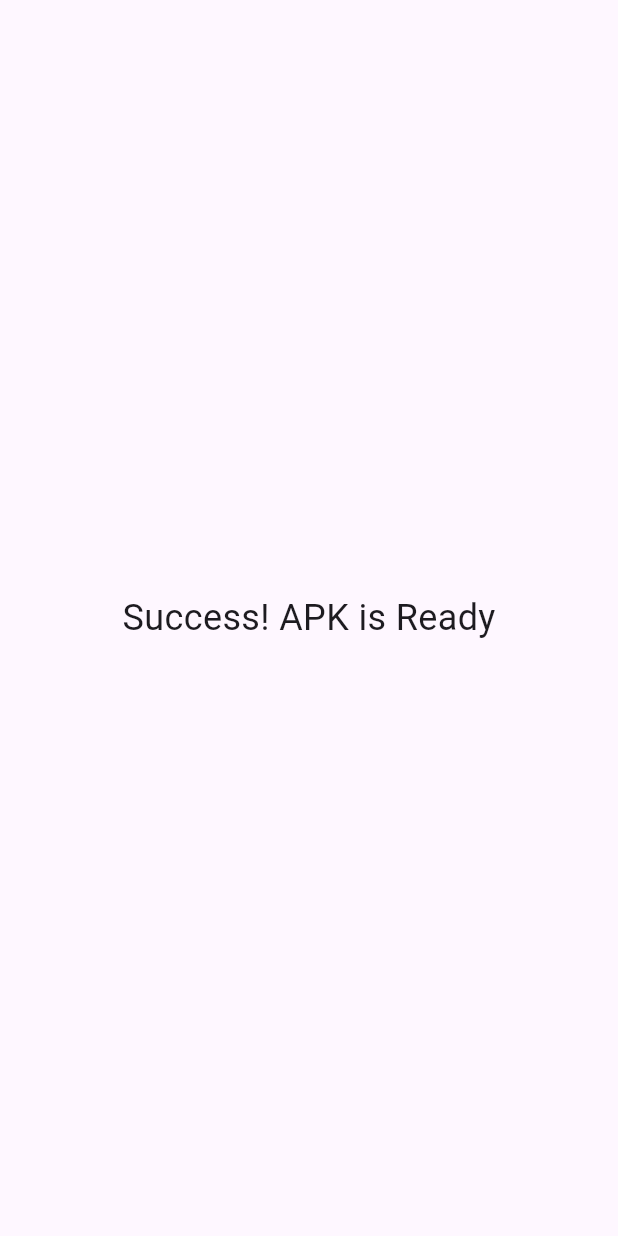
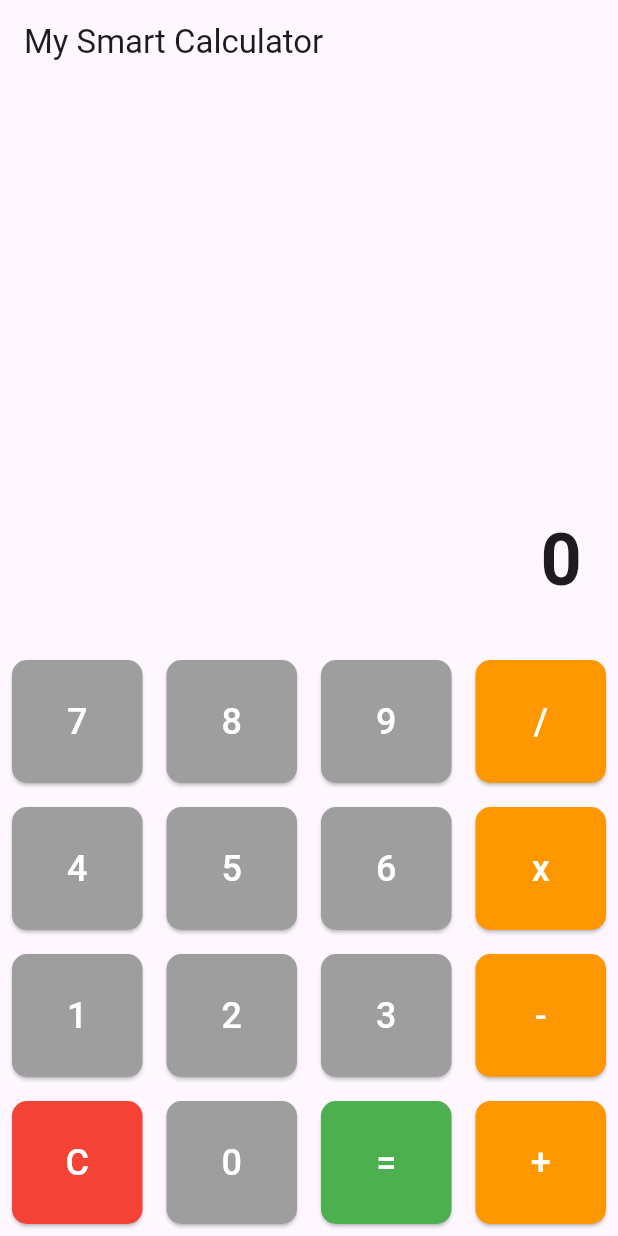
Before and after one commit to Menul19/my-app, a Flutter app: the screen it shows after launch, on a phone screen of 412 x 824 dp. Run offline on Flutter 3.47's test engine with Material 3 defaults, Android fonts, the phone set to English and light mode, and no system bars.

Commit message:
Update main.dart

```diff
--- a/lib/main.dart
+++ b/lib/main.dart
@@ -1,7 +1,97 @@
 import 'package:flutter/material.dart';
 
-void main() => runApp(const MaterialApp(
-  home: Scaffold(
-    body: Center(child: Text('Success! APK is Ready', style: TextStyle(fontSize: 24))),
-  ),
-));
+void main() => runApp(const CalculatorApp());
+
+class CalculatorApp extends StatelessWidget {
+  const CalculatorApp({super.key});
+
+  @override
+  Widget build(BuildContext context) {
+    return MaterialApp(
+      debugShowCheckedModeBanner: false,
+      theme: ThemeData(primarySwatch: Colors.blue),
+      home: const CalculatorScreen(),
+    );
+  }
+}
+
+class CalculatorScreen extends StatefulWidget {
+  const CalculatorScreen({super.key});
+
+  @override
+  State<CalculatorScreen> createState() => _CalculatorScreenState();
+}
+
+class _CalculatorScreenState extends State<CalculatorScreen> {
+  String display = '0';
+  double num1 = 0;
+  double num2 = 0;
+  String operand = '';
+
+  void onButtonClick(String text) {
+    setState(() {
+      if (text == 'C') {
+        display = '0';
+        num1 = 0;
+        num2 = 0;
+        operand = '';
+      } else if (text == '+' || text == '-' || text == 'x' || text == '/') {
+        num1 = double.parse(display);
+        operand = text;
+        display = '0';
+      } else if (text == '=') {
+        num2 = double.parse(display);
+        if (operand == '+') display = (num1 + num2).toString();
+        if (operand == '-') display = (num1 - num2).toString();
+        if (operand == 'x') display = (num1 * num2).toString();
+        if (operand == '/') display = (num1 / num2).toString();
+        operand = '';
+      } else {
+        display = display == '0' ? text : display + text;
+      }
+    });
+  }
+
+  Widget buildButton(String text, Color color) {
+    return Expanded(
+      child: Padding(
+        padding: const EdgeInsets.all(8.0),
+        child: ElevatedButton(
+          style: ElevatedButton.styleFrom(
+            backgroundColor: color,
+            padding: const EdgeInsets.all(24),
+            shape: RoundedRectangleBorder(borderRadius: BorderRadius.circular(10)),
+          ),
+          onPressed: () => onButtonClick(text),
+          child: Text(text, style: const TextStyle(fontSize: 24, color: Colors.white)),
+        ),
+      ),
+    );
+  }
+
+  @override
+  Widget build(BuildContext context) {
+    return Scaffold(
+      appBar: AppBar(title: const Text('My Smart Calculator')),
+      body: Column(
+        children: [
+          Expanded(
+            child: Container(
+              alignment: Alignment.bottomRight,
+              padding: const EdgeInsets.all(24),
+              child: Text(display, style: const TextStyle(fontSize: 48, fontWeight: FontWeight.bold)),
+            ),
+          ),
+          Column(
+            children: [
+              Row(children: [buildButton('7', Colors.grey), buildButton('8', Colors.grey), buildButton('9', Colors.grey), buildButton('/', Colors.orange)]),
+              Row(children: [buildButton('4', Colors.grey), buildButton('5', Colors.grey), buildButton('6', Colors.grey), buildButton('x', Colors.orange)]),
+              Row(children: [buildButton('1', Colors.grey), buildButton('2', Colors.grey), buildButton('3', Colors.grey), buildButton('-', Colors.orange)]),
+              Row(children: [buildButton('C', Colors.red), buildButton('0', Colors.grey), buildButton('=', Colors.green), buildButton('+', Colors.orange)]),
+            ],
+          )
+        ],
+      ),
+    );
+  }
+}
```
